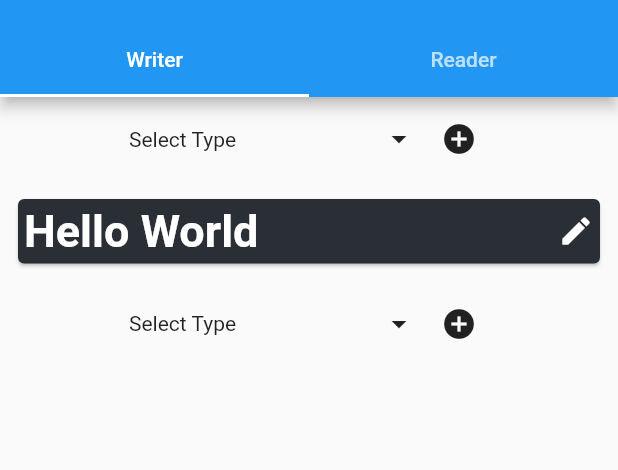
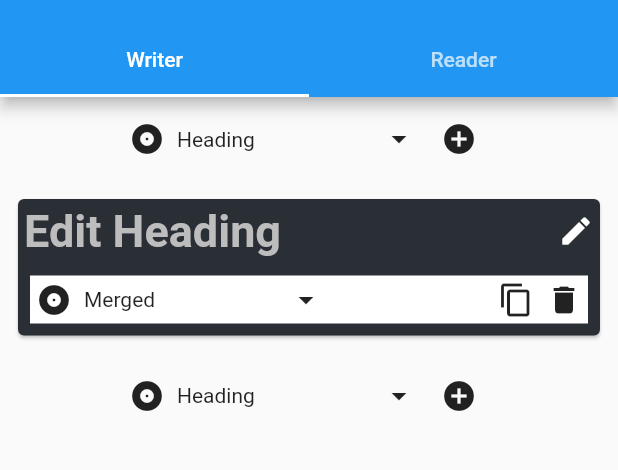
Before and after one commit to manishag777/digyed_reader, a Flutter app: the screen it shows after launch, after a tap on the "add circle" icon, on a phone screen of 412 x 824 dp, the part 59-529 px from its top. Run offline on Flutter 3.47's test engine with Material 2 defaults, Android fonts, the light colour scheme and no system bars; our stand-ins replace cached_network_image, get_it, responsive_builder.

Commit message:
improved compound model

```diff
--- a/lib/models/course_model.dart
+++ b/lib/models/course_model.dart
@@ -2,17 +2,25 @@ enum CompoundType { HEADING, TEXT }
 enum CompoundLayout {CARD, MERGED, WITHOUT_CARD}
 
 abstract class BaseCompoundModel {
-  CompoundType get  compoundType;
   BaseCompoundModel copy();
-  CompoundLayout _compoundLayout;
+  CompoundLayout compoundLayout;
+  CompoundType compoundType;
 
-  BaseCompoundModel() : _compoundLayout = CompoundLayout.CARD;
+  BaseCompoundModel(this.compoundType, this.compoundLayout);
 
-  void set compoundLayout(_compoundLayout) {
-    this._compoundLayout = _compoundLayout;
-  }
+//  CompoundLayout get compoundLayout => _compoundLayout;
+//
+//  void set compoundLayout(_compoundLayout) {
+//    this._compoundLayout = _compoundLayout;
+//  }
+//
+//  CompoundType get  compoundType => _compoundType;
+//
+//  void set compoundType(_compoundType) {
+//    this._compoundType = _compoundType;
+//  }
 
-  CompoundLayout get compoundLayout => _compoundLayout;
+
 
 }
 
@@ -24,14 +32,13 @@ class Matter {
 class TextModel extends BaseCompoundModel{
   String text;
   String id;
-  CompoundType compoundType;
 
-  TextModel(this.text, this.id, this.compoundType):super();
+  TextModel({this.id, this.text, compoundType, compoundLayout}) : super(compoundType, compoundLayout);
 
   @override
   BaseCompoundModel copy() {
-    // TODO: implement copy
-    throw UnimplementedError();
+    return TextModel(text: text, id: id, compoundType: this.compoundLayout, compoundLayout: this.compoundType);
+
   }
 
 }
--- a/lib/view_models/writer_model.dart
+++ b/lib/view_models/writer_model.dart
@@ -10,17 +10,22 @@ class WriterModel extends BaseModel {
   ReaderModel readerModel;
 
 
-  void addCompound({BaseCompoundModel compound}){
-    BaseCompoundModel newCompound = new TextModel("Hello World", (index++).toString(), CompoundType.HEADING);
+  void addCompound({BaseCompoundModel compound, CompoundType compoundType}){
+    BaseCompoundModel newCompound = new TextModel(
+        id: (index++).toString(),
+        compoundType: compoundType ?? CompoundType.HEADING,
+        compoundLayout: CompoundLayout.MERGED
+    );
+
     int insertAt = compound==null ? 0: matter.compoundList.indexOf(compound) + 1;
     matter.compoundList.insert(insertAt, newCompound);
     notify();
   }
 
   void duplicate(BaseCompoundModel compound){
-    BaseCompoundModel new_compound = compound.copy();
+    BaseCompoundModel newCompound = compound.copy();
     int insertAt = compound==null ? 0: matter.compoundList.indexOf(compound) + 1;
-    matter.compoundList.insert(insertAt, new_compound);
+    matter.compoundList.insert(insertAt, newCompound);
     notify();
   }
 
--- a/lib/views/courses/Writer/text_writer.dart
+++ b/lib/views/courses/Writer/text_writer.dart
@@ -7,9 +7,9 @@ import 'package:provider/provider.dart';
 
 
 
-Widget headWriter(TextModel textModel) => TextWriter(textModel, headingStyle, headingHintStyle);
+Widget headWriter(TextModel textModel) => TextWriter(textModel, headingStyle, headingHintStyle, 'Edit Heading');
 
-Widget descriptionWriter(TextModel textModel) => TextWriter(textModel, descriptionStyle, descriptionHintStyle);
+Widget descriptionWriter(TextModel textModel) => TextWriter(textModel, descriptionStyle, descriptionHintStyle, 'Edit Description');
 
 
 class TextWriter extends StatelessWidget {
@@ -17,8 +17,9 @@ class TextWriter extends StatelessWidget {
   final TextStyle textStyle;
   final TextStyle textHintStyle;
   final TextModel textModel;
+  final String hintText;
 
-  TextWriter(this.textModel, this.textStyle, this.textHintStyle);
+  TextWriter(this.textModel, this.textStyle, this.textHintStyle, this.hintText);
 
   InputDecoration inputDecoration(hintText, hintStyle) => InputDecoration(
     hintText: hintText,
@@ -55,7 +56,7 @@ class TextWriter extends StatelessWidget {
               onChanged: (s) {
                 textModel.text = s;
               },
-              decoration: inputDecoration('Add Heading', textHintStyle),
+              decoration: inputDecoration(hintText, textHintStyle),
               cursorColor: Colors.white,
               maxLines: 1,
             )
@@ -66,8 +67,8 @@ class TextWriter extends StatelessWidget {
               child: Row(
                 children: <Widget>[
                   Text(
-                    textModel.text.isEmpty?'Add Heading': textModel.text,
-                    style: textModel.text.isEmpty ? textHintStyle: textStyle,
+                    textModel.text ?? hintText,
+                    style: textModel.text == null ? textHintStyle: textStyle,
                   ),
                   Expanded(
                     child: Container(),
--- a/lib/views/courses/Writer/writer.dart
+++ b/lib/views/courses/Writer/writer.dart
@@ -1,6 +1,7 @@
 import 'package:digyed_reader/constants/colors.dart';
 import 'package:digyed_reader/models/course_model.dart';
 import 'package:digyed_reader/widgets/compound_type_drop_down.dart';
+import 'package:digyed_reader/widgets/drop_down.dart';
 import 'package:flutter/material.dart';
 import 'package:provider/provider.dart';
 import 'package:digyed_reader/view_models/reader_model.dart';
@@ -44,14 +45,19 @@ class Writer extends StatelessWidget {
   Widget compoundWidget(BaseCompoundModel compound, bool isFirst, bool isLast) =>
       Builder(
         builder: (context) {
-          final writerModel = Provider.of<WriterModel>(context, listen: false);
           return Column(
             children: <Widget>[
               Padding(
                 padding: const EdgeInsets.all(8.0),
                 child: Card(
                     color: cardColor,
-                    child: funcMap[compound.compoundType](compound)),
+                    child: Column(
+                      children: <Widget>[
+                        funcMap[compound.compoundType](compound),
+                        bottomActionBar(compound, isFirst, isLast)
+
+                      ],
+                    )),
               ),
               compoundAdder(compound: compound)
             ],
@@ -59,6 +65,64 @@ class Writer extends StatelessWidget {
 
         },
       );
+
+  Widget bottomActionBar(BaseCompoundModel compound, isFirst, isLast) => Builder(
+      builder: (context){
+        final writerModel = Provider.of<WriterModel>(context, listen: false);
+        return Padding(
+          padding: const EdgeInsets.all(8.0),
+          child: Container(
+            color: Colors.white,
+            child: Row(
+              mainAxisAlignment: MainAxisAlignment.end,
+              children: <Widget>[
+                Container(
+                    width: 200,
+                    child: compoundLayoutDropDown(
+                        dropDownItemSelected: (DropDownItemModel d) {
+                          compound.compoundLayout = d.id;
+                          },
+                        selected: compound.compoundLayout),
+                ),
+                Expanded(
+                  child: Container(),
+                ),
+                if (!isFirst)
+                  _IconButton(
+                    icon: Icon(
+                      Icons.arrow_upward,
+                    ),
+                    onPressed: () {
+                      writerModel.moveUp(compound);
+                    },
+                  ),
+                if (!isLast)
+                  _IconButton(
+                    icon: Icon(Icons.arrow_downward),
+                    onPressed: () {
+                      writerModel.moveDown(compound);
+                    },
+                  ),
+                _IconButton(
+                  icon: Icon(Icons.content_copy),
+                  onPressed: () {
+                    writerModel.duplicate(compound);
+                  },
+                ),
+                _IconButton(
+                  icon: Icon(Icons.delete),
+                  onPressed: () {
+                    writerModel.delete(compound);
+                  },
+                ),
+              ],
+            ),
+          ),
+        );
+
+      },
+  );
+
 
   Widget _IconButton({icon, onPressed}) => Padding(
         padding: const EdgeInsets.all(4.0),
@@ -70,6 +134,7 @@ class Writer extends StatelessWidget {
         builder: (context) {
           final writerModel = Provider.of<WriterModel>(context, listen: false);
           final readerModel = Provider.of<ReaderModel>(context, listen: false);
+          CompoundType selectedCompoundType;
           return Padding(
             padding: const EdgeInsets.all(4.0),
             child: Row(
@@ -77,14 +142,17 @@ class Writer extends StatelessWidget {
               children: <Widget>[
                 Container(
                     width: 200,
-                    child: CompoundDropDown(
-                      dropDownItemSelected: (d) {},
+                    child: compoundTypeDropDown(
+                      dropDownItemSelected: (d) {
+                        selectedCompoundType = d.id;
+                      },
+                      selected: CompoundType.HEADING
                     )),
                 IconButton(
                   icon: Icon(Icons.add_circle),
                   onPressed: () {
                     writerModel.attachReader(readerModel);
-                    writerModel.addCompound(compound: compound);
+                    writerModel.addCompound(compound: compound, compoundType: selectedCompoundType);
                   },
                 )
               ],
--- a/lib/widgets/compound_type_drop_down.dart
+++ b/lib/widgets/compound_type_drop_down.dart
@@ -2,6 +2,38 @@ import 'package:digyed_reader/models/course_model.dart';
 import 'package:flutter/material.dart';
 
 import 'drop_down.dart';
+
+Widget baseDropDown({List<DropDownItemModel> items, DropDownItemSelected dropDownItemSelected, dynamic selected}) => Builder(builder: (context){
+
+  DropDownItemModel selectedModel;
+  for(DropDownItemModel downItemModel in items){
+    if (downItemModel.id == selected) {
+      selectedModel = downItemModel;
+      break;
+    }
+  }
+  return DropDown(items: items, dropDownSelected:dropDownItemSelected, selection: selectedModel,);
+});
+
+Widget compoundLayoutDropDown({DropDownItemSelected dropDownItemSelected, CompoundLayout selected}) => Builder(builder: (context){
+  final items = [
+    DropDownItemModel(iconData: Icons.album, id: CompoundLayout.MERGED, value: "Merged"),
+    DropDownItemModel(iconData: Icons.album, id: CompoundLayout.CARD, value: "Card"),
+    DropDownItemModel(iconData: Icons.album, id: CompoundLayout.WITHOUT_CARD, value: "Without Card"),
+  ];
+  return baseDropDown(items: items, dropDownItemSelected : dropDownItemSelected, selected: selected,);
+});
+
+Widget compoundTypeDropDown({DropDownItemSelected dropDownItemSelected, CompoundType selected}) => Builder(builder: (context){
+  final items = [
+    DropDownItemModel(iconData: Icons.album, id: CompoundType.HEADING, value: "Heading"),
+    DropDownItemModel(isDivider: true),
+    DropDownItemModel(iconData: Icons.album, id: CompoundType.TEXT, value: "Text"),
+  ];
+  return baseDropDown(items: items, dropDownItemSelected : dropDownItemSelected, selected: selected,);
+});
+
+
 
 class CompoundDropDown extends StatelessWidget {
   final items = [
--- a/lib/widgets/drop_down.dart
+++ b/lib/widgets/drop_down.dart
@@ -3,7 +3,7 @@ import 'package:flutter/material.dart';
 
 class DropDownItemModel {
   IconData iconData;
-  String id;
+  dynamic id;
   String value;
   bool isDivider;
 
@@ -16,7 +16,8 @@ typedef DropDownItemSelected = void Function(DropDownItemModel value);
 class DropDown extends StatefulWidget {
   final List<DropDownItemModel> items;
   final DropDownItemSelected dropDownSelected;
-  DropDown({this.items, this.dropDownSelected});
+  final DropDownItemModel selection;
+  DropDown({this.items, this.dropDownSelected, this.selection});
 
   @override
   _DropDownState createState() => _DropDownState();
@@ -29,6 +30,7 @@ class _DropDownState extends State<DropDown> {
   @override
   void initState() {
     _dropDownSelected = widget.dropDownSelected;
+    _selection = widget.selection;
     super.initState();
   }
 
```
